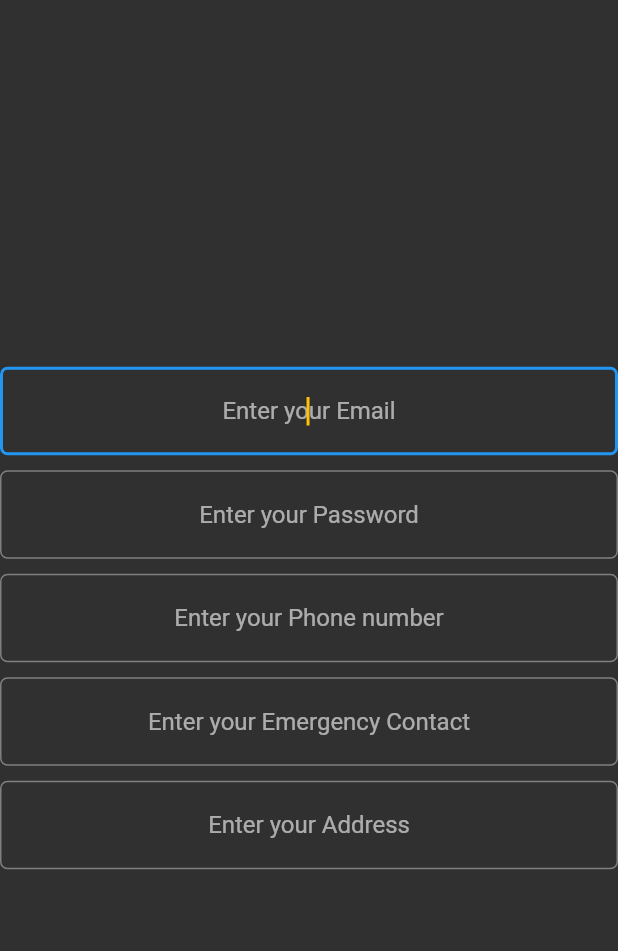
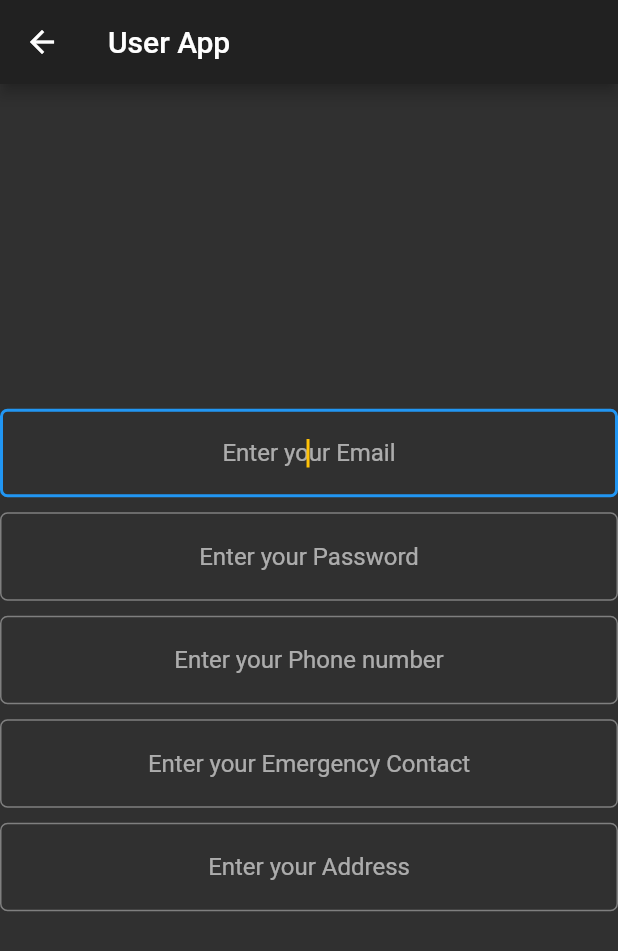
Before and after one commit to manRexx/Flutter_Doctuber, a Flutter app: the User1 screen opened by its route, after a tap on "User Register", on a phone screen of 412 x 824 dp. Shown: the top 951 px of the screen. Run offline on Flutter 3.47's test engine with Material 2 defaults, Android fonts, the phone set to English and light mode, and no system bars; our stand-ins replace firebase_auth, geolocator; accounts and stored records are empty; network calls fail.

Commit message:
AppBar Added

```diff
--- a/lib/Doctor_files/D_Location.dart
+++ b/lib/Doctor_files/D_Location.dart
@@ -10,6 +10,10 @@ class _D_LocationState extends State<D_Location> {
   @override
   Widget build(BuildContext context) {
     return Scaffold(
+      appBar: AppBar
+      (
+          title : Text('Doctor App'),
+      ),
       body: Padding(
         padding: EdgeInsets.all(16.0),
         child: Column(
--- a/lib/Doctor_files/D_emergency.dart
+++ b/lib/Doctor_files/D_emergency.dart
@@ -10,6 +10,10 @@ class _D_EmergencyState extends State<D_Emergency> {
   @override
   Widget build(BuildContext context) {
     return Scaffold(
+      appBar: AppBar
+      (
+          title: Text('Doctor App'),
+      ),
       body: Column(
         mainAxisAlignment: MainAxisAlignment.center,
         children: <Widget>[
--- a/lib/Doctor_files/Doctor1.dart
+++ b/lib/Doctor_files/Doctor1.dart
@@ -12,6 +12,10 @@ class _Doctor1State extends State<Doctor1> {
   @override
   Widget build(BuildContext context) {
     return Scaffold(
+      appBar: AppBar
+      (
+          title: Text('Doctor App'),
+      ),
       body: Column(
         mainAxisAlignment: MainAxisAlignment.center,
         crossAxisAlignment: CrossAxisAlignment.stretch,
--- a/lib/Doctor_files/DoctorLogin.dart
+++ b/lib/Doctor_files/DoctorLogin.dart
@@ -32,6 +32,10 @@ class _DoctorLoginState extends State<DoctorLogin> {
   @override
   Widget build(BuildContext context) {
     return Scaffold(
+      appBar: AppBar
+      (
+          title: Text('Doctor App'),
+      ),
       body: Column(
         mainAxisAlignment: MainAxisAlignment.center,
         crossAxisAlignment: CrossAxisAlignment.stretch,
--- a/lib/Doctor_files/Doctoreg.dart
+++ b/lib/Doctor_files/Doctoreg.dart
@@ -35,6 +35,10 @@ class _DoctoregState extends State<Doctoreg> {
   @override
   Widget build(BuildContext context) {
     return Scaffold(
+      appBar: AppBar
+      (
+          title: Text('Doctor App'),
+      ),
       body: Column(
         mainAxisAlignment: MainAxisAlignment.center,
         crossAxisAlignment: CrossAxisAlignment.center,
--- a/lib/WelcomeScreen.dart
+++ b/lib/WelcomeScreen.dart
@@ -17,6 +17,10 @@ class _WelcomeScreenState extends State<WelcomeScreen> {
   @override
   Widget build(BuildContext context) {
     return Scaffold(
+      appBar: AppBar
+      (
+          title: Center(child: Text('Emergency App'),),
+      ),
       body: Row(
         mainAxisAlignment: MainAxisAlignment.center,
         children: <Widget>[
--- a/lib/user_files/U_Location.dart
+++ b/lib/user_files/U_Location.dart
@@ -10,6 +10,10 @@ class _U_LocationState extends State<U_Location> {
   @override
   Widget build(BuildContext context) {
     return Scaffold(
+      appBar: AppBar
+      (
+          title: Text('User App'),
+      ),
       body: Column(
         mainAxisAlignment: MainAxisAlignment.center,
         children: <Widget>[
--- a/lib/user_files/User1.dart
+++ b/lib/user_files/User1.dart
@@ -12,6 +12,10 @@ class _User1State extends State<User1> {
   @override
   Widget build(BuildContext context) {
     return Scaffold(
+      appBar: AppBar
+      (
+          title: Text('User App'),
+      ),
       body: Column(
         mainAxisAlignment: MainAxisAlignment.center,
         crossAxisAlignment: CrossAxisAlignment.stretch,
--- a/lib/user_files/UserLogin.dart
+++ b/lib/user_files/UserLogin.dart
@@ -16,6 +16,10 @@ class _UserLoginState extends State<UserLogin> {
   @override
   Widget build(BuildContext context) {
     return Scaffold(
+      appBar: AppBar
+      (
+          title: Text('User App'),
+      ),
       body: Column(
         mainAxisAlignment: MainAxisAlignment.center,
         crossAxisAlignment: CrossAxisAlignment.stretch,
--- a/lib/user_files/UserRegistration.dart
+++ b/lib/user_files/UserRegistration.dart
@@ -23,6 +23,10 @@ class _UserRegistrationState extends State<UserRegistration> {
   @override
   Widget build(BuildContext context) {
     return Scaffold(
+      appBar: AppBar
+      (
+          title: Text('User App'),
+      ),
       body: Column(
         mainAxisAlignment: MainAxisAlignment.center,
         crossAxisAlignment: CrossAxisAlignment.stretch,
```
Also changed, not shown: 1 other file.
